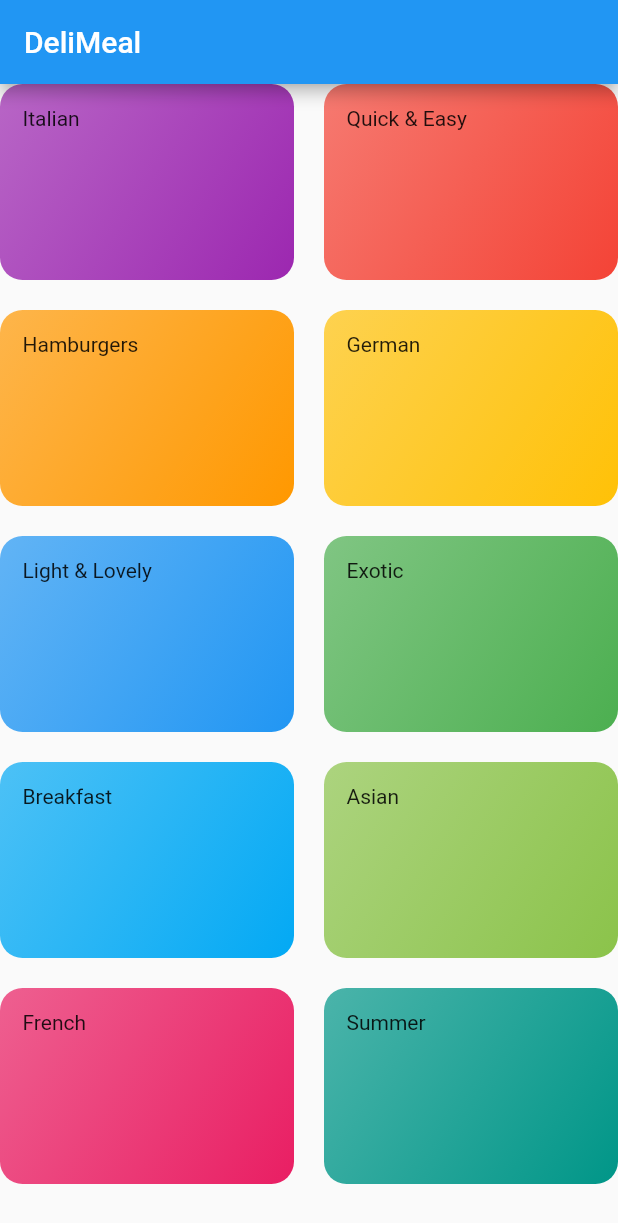
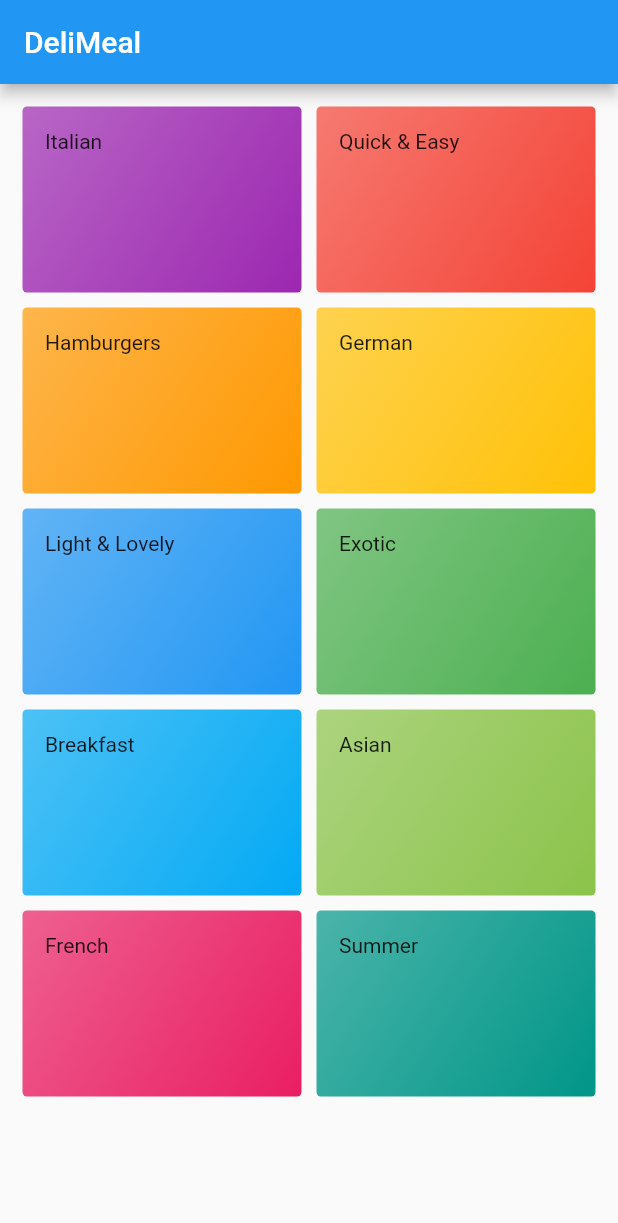
Before and after one commit to Russkazkin/flutter_meals_app, a Flutter app: the screen it shows after launch, on a phone screen of 412 x 824 dp. Shown: the top 1223 px of the screen. Run offline on Flutter 3.47's test engine with Material 2 defaults, Android fonts, the phone set to English and light mode, and no system bars.

Commit message:
Add some styling

```diff
--- a/lib/screens/categories.dart
+++ b/lib/screens/categories.dart
@@ -11,6 +11,7 @@ class Categories extends StatelessWidget {
         title: const Text('DeliMeal'),
       ),
       body: GridView(
+        padding: const EdgeInsets.all(15),
         children: DUMMY_CATEGORIES
             .map((categoryData) => Category(
                   title: categoryData.title,
@@ -20,8 +21,8 @@ class Categories extends StatelessWidget {
         gridDelegate: SliverGridDelegateWithMaxCrossAxisExtent(
           maxCrossAxisExtent: 200,
           childAspectRatio: 3 / 2,
-          crossAxisSpacing: 20,
-          mainAxisSpacing: 20,
+          crossAxisSpacing: 10,
+          mainAxisSpacing: 10,
         ),
       ),
     );
--- a/lib/widgets/categories/category.dart
+++ b/lib/widgets/categories/category.dart
@@ -17,7 +17,7 @@ class Category extends StatelessWidget {
           begin: Alignment.topLeft,
           end: Alignment.bottomRight,
         ),
-        borderRadius: BorderRadius.circular(15),
+        borderRadius: BorderRadius.circular(3),
       ),
     );
   }
```
